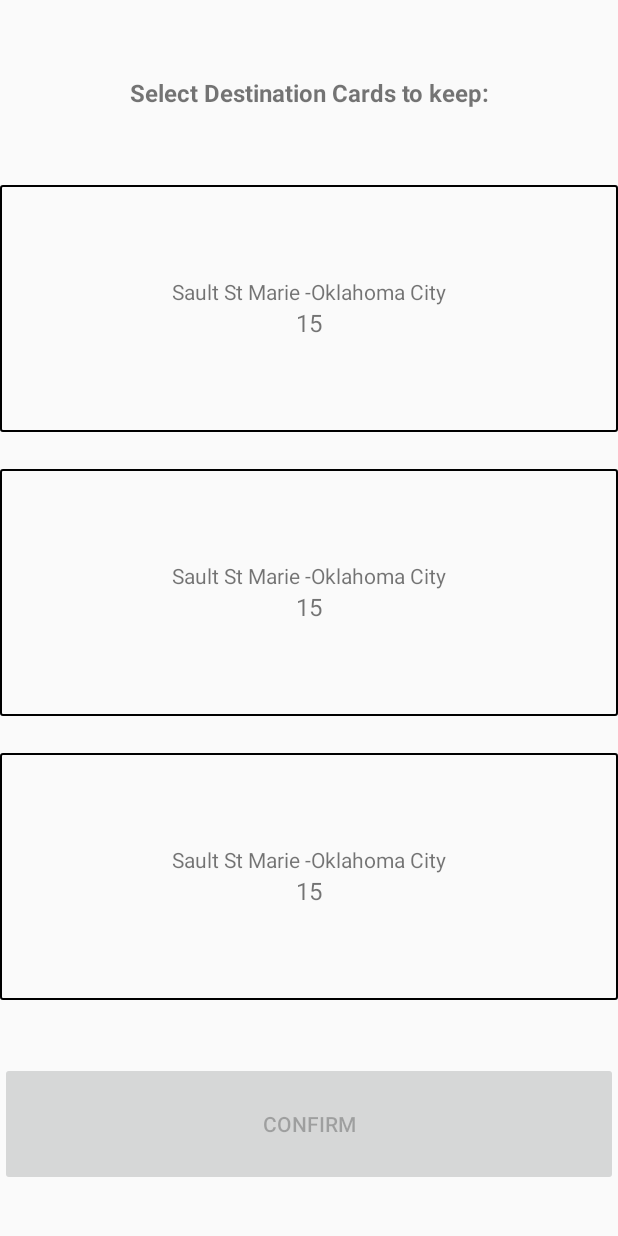
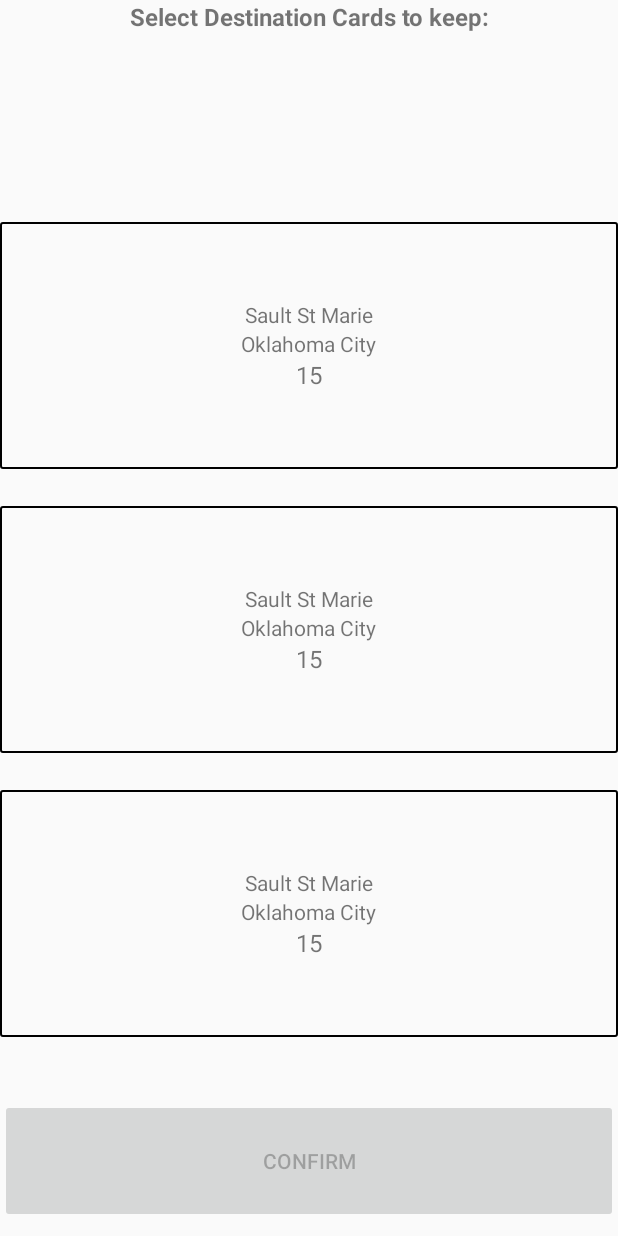
Before and after one commit to Glowsquirrel/ttr, an Android app: the fragment DestCardSelectFragment shown on its own in the app's theme, on a phone screen of 412 x 824 dp. Run offline under Robolectric (Android 15) with nearby library versions, the phone set to English and light mode, and no system bars.

Commit message:
Finished DestCardSelectFragment

```diff
--- a/app/src/main/java/clientfacade/ClientFacade.java
+++ b/app/src/main/java/clientfacade/ClientFacade.java
@@ -80,9 +80,10 @@ public class ClientFacade implements IClient{
 
     @Override
     public void drawDestCards(String username, List<Integer> destCards){
-        if (destCards.size() == 0) { //if there are no destCards returned, don't cause the fragment to switch
-            game.addPossibleDestCards(destCards);
+        if (destCards.size() != 0) { //if there are no destCards returned, don't cause the fragment to switch
+            game.setPossibleDestCards(destCards);
             game.iHavePossibleDestCards(true);
+            game.notifyObserver();
         }
     }
 
--- a/app/src/main/java/fysh340/ticket_to_ride/game/fragments/DestCardSelectFragment.java
+++ b/app/src/main/java/fysh340/ticket_to_ride/game/fragments/DestCardSelectFragment.java
@@ -8,12 +8,16 @@ import android.view.View;
 import android.view.ViewGroup;
 import android.widget.Button;
 import android.widget.LinearLayout;
+import android.widget.TextView;
+
+import org.w3c.dom.Text;
 
 import java.util.ArrayList;
 import java.util.Collections;
 import java.util.List;
 
 import fysh340.ticket_to_ride.R;
+import fysh340.ticket_to_ride.game.GameView;
 import interfaces.Observer;
 import model.DestCard;
 import model.Game;
@@ -22,8 +26,10 @@ import serverproxy.ServerProxy;
 public class DestCardSelectFragment extends Fragment implements Observer{
     private Game mGame = Game.getGameInstance();
     private List<DestCard> possibleDestCards = new ArrayList<>();
-    private boolean atLeastOneDestCardSelected = false;
-
+    private List<DestCard> selectedDestCards = new ArrayList<>();
+    private LinearLayout destCard1;
+    private LinearLayout destCard2;
+    private LinearLayout destCard3;
 
     public DestCardSelectFragment() {
         // Required empty public constructor
@@ -36,21 +42,22 @@ public class DestCardSelectFragment extends Fragment implements Observer{
     @Override
     public void onCreate(Bundle savedInstanceState) {
         super.onCreate(savedInstanceState);
-        //possibleDestCards = mGame.getPossibleDestCards();
-        possibleDestCards.add(DestCard.getDestCardByID(0));
-        possibleDestCards.add(DestCard.getDestCardByID(1));
-        possibleDestCards.add(DestCard.getDestCardByID(2));
+        possibleDestCards = mGame.getPossibleDestCards();
     }
 
-    private List<DestCard> selectedDestCards = new ArrayList<>();
 
     @Override
     public View onCreateView(LayoutInflater inflater, ViewGroup container,
                              Bundle savedInstanceState) {
         //Get the view
-        View destCardSelectView = inflater.inflate(R.layout.fragment_dest_card_select, container, false);
+        final View destCardSelectView = inflater.inflate(R.layout.fragment_dest_card_select, container, false);
+
+        destCard1 = (LinearLayout) destCardSelectView.findViewById(R.id.dest_card_select_1);
+        destCard2 = (LinearLayout) destCardSelectView.findViewById(R.id.dest_card_select_2);
+        destCard3 = (LinearLayout) destCardSelectView.findViewById(R.id.dest_card_select_3);
 
         setUpDestCardListeners(destCardSelectView);
+
 
         Button confirmButton = (Button) destCardSelectView.findViewById(R.id.confirmButton);
         confirmButton.setEnabled(false);
@@ -65,63 +72,101 @@ public class DestCardSelectFragment extends Fragment implements Observer{
                 for (DestCard destCard : possibleDestCards){
                     serverProxy.returnDestCards(mGame.getMyself().getMyUsername(), mGame.getMyGameName(), destCard.getMapValue());
                 }
+                selectedDestCards.clear();
+                checkSelectedSize(destCardSelectView);
+                ((GameView)getActivity()).switchDeckFragment();
             }
         });
 
         return destCardSelectView;
     }
 
+    @Override
+    public void onHiddenChanged(boolean hidden){
+        if (!hidden && getView() != null){
+            possibleDestCards = mGame.getPossibleDestCards();
+            destCard1.setBackgroundResource(R.drawable.customborder);
+            destCard2.setBackgroundResource(R.drawable.customborder);
+            destCard3.setBackgroundResource(R.drawable.customborder);
+
+            //set up card 1
+            TextView card1city1 = (TextView) getView().findViewById(R.id.dest_card_select_1_city1);
+            TextView card1city2 = (TextView) getView().findViewById(R.id.dest_card_select_1_city2);
+            TextView card1score = (TextView) getView().findViewById(R.id.dest_card_select_1_score);
+            DestCard destCard1 = possibleDestCards.get(0);
+            card1city1.setText(destCard1.getStartCity().getPrettyName());
+            card1city2.setText(destCard1.getEndCity().getPrettyName());
+            card1score.setText(String.valueOf(destCard1.getPointValue()));
+
+            //set up card 2
+            TextView card2city1 = (TextView) getView().findViewById(R.id.dest_card_select_2_city1);
+            TextView card2city2 = (TextView) getView().findViewById(R.id.dest_card_select_2_city2);
+            TextView card2score = (TextView) getView().findViewById(R.id.dest_card_select_2_score);
+            DestCard destCard2 = possibleDestCards.get(1);
+            card2city1.setText(destCard2.getStartCity().getPrettyName());
+            card2city2.setText(destCard2.getEndCity().getPrettyName());
+            card2score.setText(String.valueOf(destCard2.getPointValue()));
+
+            //set up card 3
+            TextView card3city1 = (TextView) getView().findViewById(R.id.dest_card_select_3_city1);
+            TextView card3city2 = (TextView) getView().findViewById(R.id.dest_card_select_3_city2);
+            TextView card3score = (TextView) getView().findViewById(R.id.dest_card_select_3_score);
+            DestCard destCard3 = possibleDestCards.get(2);
+            card3city1.setText(destCard3.getStartCity().getPrettyName());
+            card3city2.setText(destCard3.getEndCity().getPrettyName());
+            card3score.setText(String.valueOf(destCard3.getPointValue()));
+
+        }
+    }
+
     private void setUpDestCardListeners(final View destCardsView){
-        if (possibleDestCards.size() > 0) {
-            final LinearLayout destCard1 = (LinearLayout) destCardsView.findViewById(R.id.dest_card_select_1);
             destCard1.setOnClickListener(new View.OnClickListener() {
                 @Override
                 public void onClick(View v) {
+                    if (possibleDestCards.size() > 0) {
                         if (selectedDestCards.contains(possibleDestCards.get(0))) {
-                        destCard1.setBackgroundColor(ContextCompat.getColor(getContext(), R.color.white));
+                            destCard1.setBackgroundColor(ContextCompat.getColor(getContext(), R.color.default_android_background));
                             selectedDestCards.remove(possibleDestCards.get(0));
-                    } else{
-                        destCard1.setBackgroundColor(ContextCompat.getColor(getContext(), R.color.neon_grey));
+                        } else {
+                            destCard1.setBackgroundResource(R.drawable.customborder);
                             selectedDestCards.add(possibleDestCards.get(0));
                         }
                         checkSelectedSize(destCardsView);
                     }
+                }
             });
-        }
 
-        if (possibleDestCards.size() > 1) {
-            final LinearLayout destCard2 = (LinearLayout) destCardsView.findViewById(R.id.dest_card_select_2);
             destCard2.setOnClickListener(new View.OnClickListener() {
                 @Override
                 public void onClick(View v) {
+                    if (possibleDestCards.size() > 1) {
                         if (selectedDestCards.contains(possibleDestCards.get(1))) {
-                        destCard2.setBackgroundColor(ContextCompat.getColor(getContext(), R.color.white));
+                            destCard2.setBackgroundColor(ContextCompat.getColor(getContext(), R.color.default_android_background));
                             selectedDestCards.remove(possibleDestCards.get(1));
-                    } else{
-                        destCard2.setBackgroundColor(ContextCompat.getColor(getContext(), R.color.neon_grey));
+                        } else {
+                            destCard2.setBackgroundResource(R.drawable.customborder);
                             selectedDestCards.add(possibleDestCards.get(1));
                         }
                         checkSelectedSize(destCardsView);
                     }
+                }
             });
-        }
 
-        if (possibleDestCards.size() > 2) {
-            final LinearLayout destCard3 = (LinearLayout) destCardsView.findViewById(R.id.dest_card_select_3);
             destCard3.setOnClickListener(new View.OnClickListener() {
                 @Override
                 public void onClick(View v) {
+                    if (possibleDestCards.size() > 2) {
                         if (selectedDestCards.contains(possibleDestCards.get(2))) {
-                        destCard3.setBackgroundColor(ContextCompat.getColor(getContext(), R.color.white));
+                            destCard3.setBackgroundColor(ContextCompat.getColor(getContext(), R.color.default_android_background));
                             selectedDestCards.remove(possibleDestCards.get(2));
-                    } else{
-                        destCard3.setBackgroundColor(ContextCompat.getColor(getContext(), R.color.neon_grey));
+                        } else {
+                            destCard3.setBackgroundResource(R.drawable.customborder);
                             selectedDestCards.add(possibleDestCards.get(2));
                         }
                         checkSelectedSize(destCardsView);
                     }
+                }
             });
-        }
 
 
 
@@ -135,80 +180,4 @@ public class DestCardSelectFragment extends Fragment implements Observer{
             confirmButton.setEnabled(false);
         }
     }
-
-        /*
-    @Override
-    public View onCreateView(LayoutInflater inflater, ViewGroup container,
-                             Bundle savedInstanceState) {
-        //Get the view
-        View destCardSelectView = inflater.inflate(R.layout.fragment_dest_card_select, container, false);
-
-
-
-        setUpDestCardListeners(destCardSelectView);
-
-        Button confirmButton = (Button) destCardSelectView.findViewById(R.id.confirmButton);
-        confirmButton.setEnabled(false);
-        confirmButton.setOnClickListener(new View.OnClickListener() {
-            @Override
-            public void onClick(View v) {
-
 }
-        });
-
-        return destCardSelectView;
-    }
-
-    private void setUpDestCardListeners(final View destCardsView){
-        if (possibleDestCards.size() > 0){
-            final LinearLayout destCard1 = (LinearLayout) destCardsView.findViewById(R.id.dest_card_select_1);
-            destCard1.setOnClickListener(new View.OnClickListener() {
-                @Override
-                public void onClick(View v) {
-                    mGame.getMyself().addDestCard(possibleDestCards.get(0));
-                    possibleDestCards.remove(0);
-                    atLeastOneDestCardSelected = true;
-                    checkSelectedSize(destCardsView);
-                    destCard1.setVisibility(View.GONE);
-                }
-            });
-        }
-
-        if (possibleDestCards.size() > 1){
-            final LinearLayout destCard2 = (LinearLayout) destCardsView.findViewById(R.id.dest_card_select_2);
-            destCard2.setOnClickListener(new View.OnClickListener() {
-                @Override
-                public void onClick(View v) {
-                    mGame.getMyself().addDestCard(possibleDestCards.get(1));
-                    possibleDestCards.remove(0);
-                    atLeastOneDestCardSelected = true;
-                    checkSelectedSize(destCardsView);
-                    destCard2.setVisibility(View.GONE);
-                }
-            });
-        }
-
-        if (possibleDestCards.size() > 2){
-            final LinearLayout destCard3 = (LinearLayout) destCardsView.findViewById(R.id.dest_card_select_3);
-            destCard3.setOnClickListener(new View.OnClickListener() {
-                @Override
-                public void onClick(View v) {
-                    mGame.getMyself().addDestCard(possibleDestCards.get(2));
-                    possibleDestCards.remove(0);
-                    atLeastOneDestCardSelected = true;
-                    checkSelectedSize(destCardsView);
-                    destCard3.setVisibility(View.GONE);
-                }
-            });
-        }
-    }
-
-    private void checkSelectedSize(View destCardsView){
-        Button confirmButton = (Button) destCardsView.findViewById(R.id.confirmButton);
-        if (atLeastOneDestCardSelected){
-            confirmButton.setEnabled(true);
-        }
-    }
-
-*/
-}
--- a/app/src/main/java/model/Game.java
+++ b/app/src/main/java/model/Game.java
@@ -164,9 +164,10 @@ public class Game implements Observable{
         this.iHaveDifferentDestCards = iHaveDifferentDestCards;
     }
 
-    private List<DestCard> possibleDestCards;
+    private List<DestCard> possibleDestCards = new ArrayList<>();
     private boolean iHavePossibleDestCards = false;
-    public void addPossibleDestCards(List<Integer> possibleDestCards){
+    public void setPossibleDestCards(List<Integer> possibleDestCards){
+        this.possibleDestCards = new ArrayList<>();
         for (int i = 0; i < possibleDestCards.size(); i++){
             this.possibleDestCards.add(DestCard.getDestCardByID(possibleDestCards.get(i)));
         }
--- a/app/src/main/res/layout/fragment_dest_card_select.xml
+++ b/app/src/main/res/layout/fragment_dest_card_select.xml
@@ -11,9 +11,9 @@
     <TextView
         android:layout_width="match_parent"
         android:layout_height="0dp"
-        android:layout_weight="15"
+        android:layout_weight="18"
         android:text="@string/select_your_dest_cards"
-        android:gravity="center"
+        android:gravity="center|top"
         android:textSize="16sp"
         android:textStyle="bold"
         android:id="@+id/first"/>
@@ -31,7 +31,7 @@
             android:layout_width="match_parent"
             android:layout_height="wrap_content"
             android:gravity="center|top"
-            android:orientation="horizontal">
+            android:orientation="vertical">
 
             <TextView
                 android:id="@+id/dest_card_select_1_city1"
@@ -40,11 +40,6 @@
                 android:text="@string/dest_card_sample_city1"
                 android:textSize="14sp"
                 android:gravity="center" />
-
-            <TextView
-                android:layout_width="wrap_content"
-                android:layout_height="match_parent"
-                android:text="@string/spaced_hyphen"/>
 
             <TextView
                 android:id="@+id/dest_card_select_1_city2"
@@ -84,7 +79,7 @@
             android:layout_width="match_parent"
             android:layout_height="wrap_content"
             android:gravity="center|top"
-            android:orientation="horizontal">
+            android:orientation="vertical">
 
             <TextView
                 android:id="@+id/dest_card_select_2_city1"
@@ -93,11 +88,6 @@
                 android:text="@string/dest_card_sample_city1"
                 android:textSize="14sp"
                 android:gravity="center" />
-
-            <TextView
-                android:layout_width="wrap_content"
-                android:layout_height="match_parent"
-                android:text="@string/spaced_hyphen"/>
 
             <TextView
                 android:id="@+id/dest_card_select_2_city2"
@@ -137,7 +127,7 @@
             android:layout_width="match_parent"
             android:layout_height="wrap_content"
             android:gravity="center|top"
-            android:orientation="horizontal">
+            android:orientation="vertical">
 
             <TextView
                 android:id="@+id/dest_card_select_3_city1"
@@ -147,10 +137,6 @@
                 android:textSize="14sp"
                 android:gravity="center" />
 
-            <TextView
-                android:layout_width="wrap_content"
-                android:layout_height="match_parent"
-                android:text="@string/spaced_hyphen"/>
 
             <TextView
                 android:id="@+id/dest_card_select_3_city2"
--- a/app/src/main/res/values/colors.xml
+++ b/app/src/main/res/values/colors.xml
@@ -1,10 +1,12 @@
 <?xml version="1.0" encoding="utf-8"?>
 <resources>
+    <color name="default_android_background">#EEEEEE</color>
     <color name="colorPrimary">#00af87</color>
     <color name="colorPrimaryDark">#65737e</color>
     <color name="colorAccent">#ff7373</color>
     <color name="white">#FFFFFF</color>
     <color name="black">#000000</color>
+
 
     <color name="neon_yellow">#ccff00</color>
     <color name="neon_orange">#FF9933</color>
```
Also changed, not shown: app/src/main/java/fysh340/ticket_to_ride/game/GameView.java (+25 -2 lines), app/src/main/java/fysh340/ticket_to_ride/game/fragments/DeckFragment.java (+6 -1 lines). Lines whose indentation alone changed are shown as unchanged.
